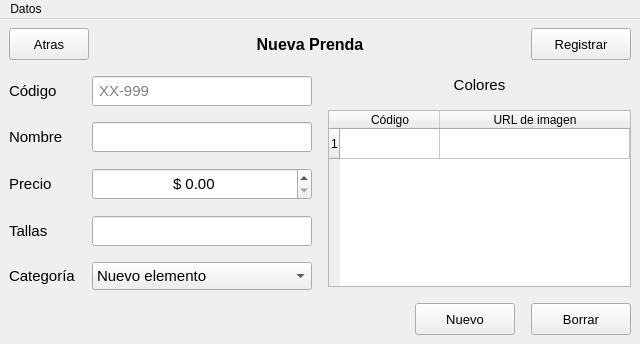
Old version of the form ui_files/main.ui in the repository AlvarCode/garment_manager.
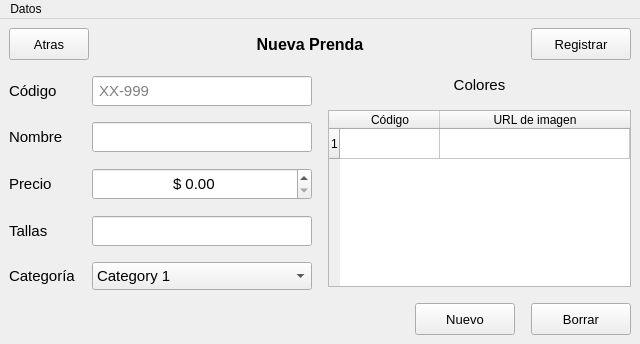
New version of the form.

What changed in the file:
```diff
--- a/ui_files/main.ui
+++ b/ui_files/main.ui
@@ -395,7 +395,7 @@
               <widget class="QComboBox" name="category">
                <item>
                 <property name="text">
-                 <string>Nuevo elemento</string>
+                 <string>Category 1</string>
                 </property>
                </item>
                <item>
```
Left out of the diff: 13 changed lines with no effect on the pictures.
